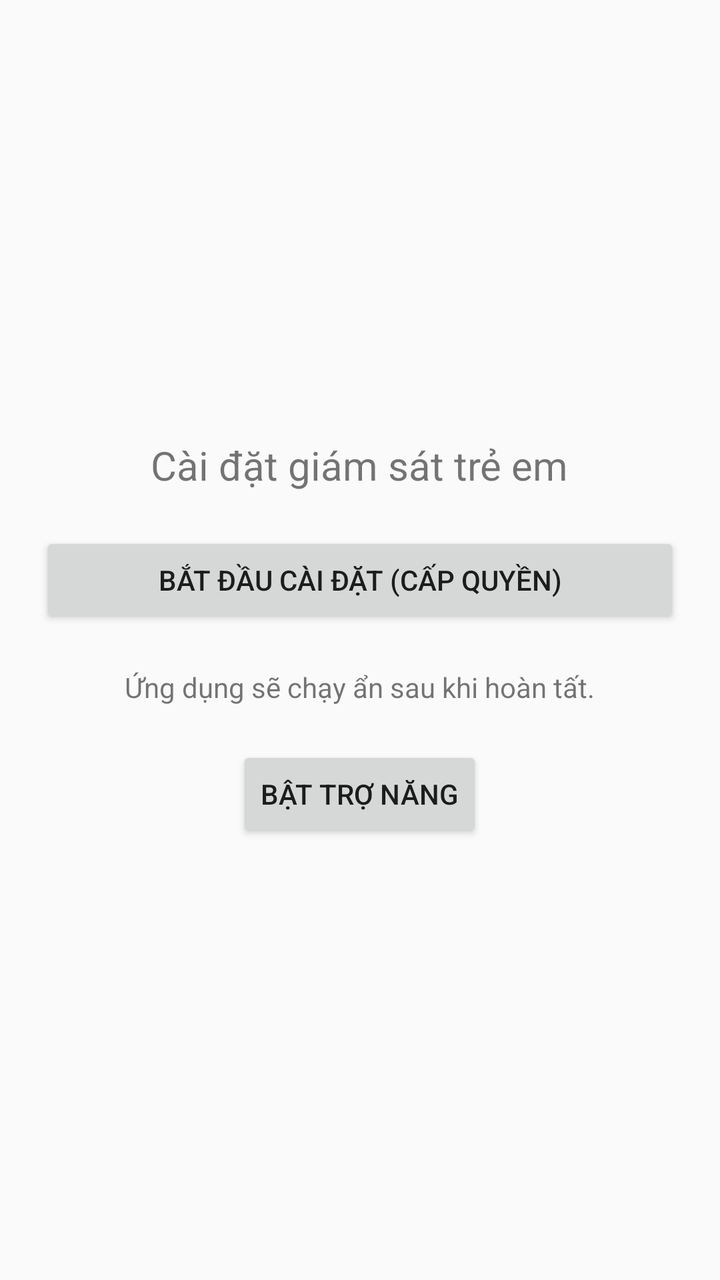
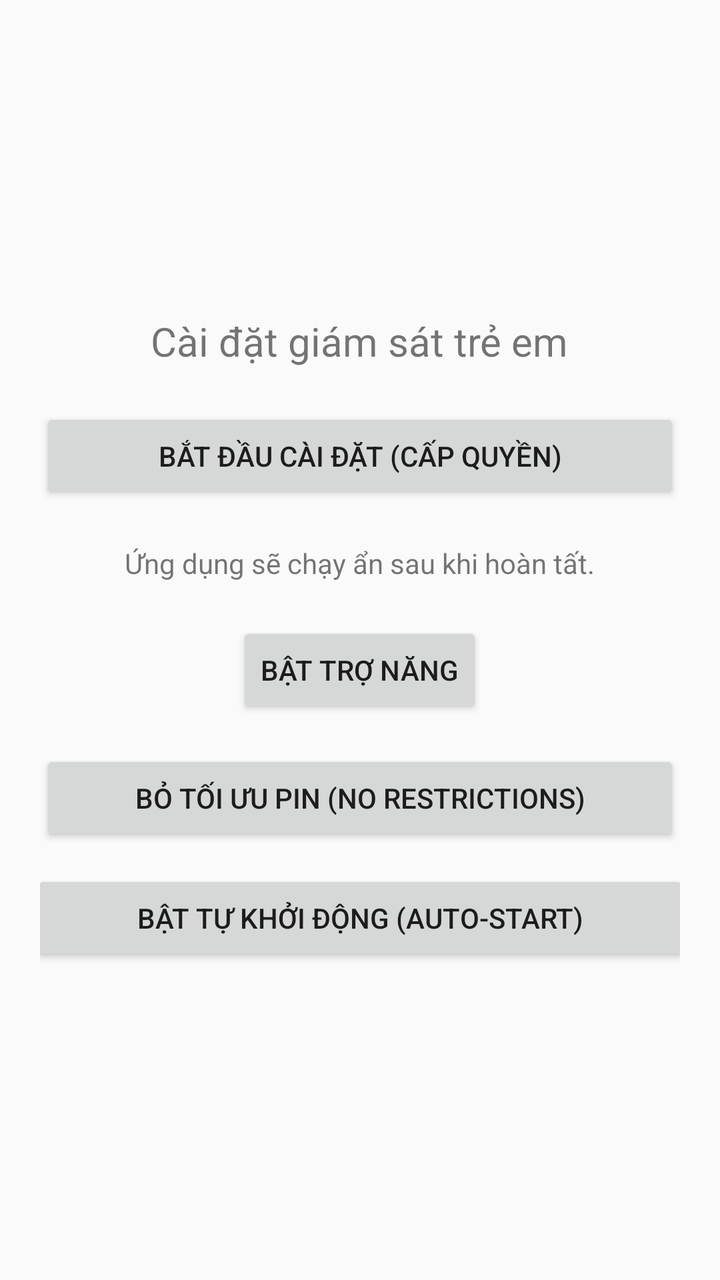

Screens rendered from an Android XML layout before and after an edit, with the pre-edit source and the edit as a unified diff.
<!-- AndroidManifest.xml: application theme Theme.ChildMonitoringApp -->
<!-- res/layout/activity_setup.xml -->
<?xml version="1.0" encoding="utf-8"?>
<LinearLayout xmlns:android="http://schemas.android.com/apk/res/android"
    android:layout_width="match_parent"
    android:layout_height="match_parent"
    android:orientation="vertical"
    android:padding="20dp"
    android:gravity="center">

    <TextView
        android:layout_width="wrap_content"
        android:layout_height="wrap_content"
        android:text="Cài đặt giám sát trẻ em"
        android:textSize="20sp"
        android:layout_marginBottom="20dp" />

    <Button
        android:id="@+id/btn_setup"
        android:layout_width="match_parent"
        android:layout_height="wrap_content"
        android:text="Bắt đầu cài đặt (Cấp quyền)" />

    <TextView
        android:layout_width="wrap_content"
        android:layout_height="wrap_content"
        android:text="Ứng dụng sẽ chạy ẩn sau khi hoàn tất."
        android:layout_marginTop="20dp" />
    <Button
        android:id="@+id/btn_open_accessibility"
        android:layout_width="wrap_content"
        android:layout_height="wrap_content"
        android:text="Bật Trợ năng"
        android:layout_marginTop="20dp"/>
</LinearLayout>
<!-- resources referenced by this layout -->
<resources>
  <style name="Theme.ChildMonitoringApp" parent="Theme.AppCompat.DayNight.NoActionBar">
          <item name="colorPrimary">@color/purple_500</item>
          <item name="colorPrimaryDark">@color/purple_700</item>
          <item name="colorAccent">@color/teal_200</item>
      </style>
  <color name="purple_500">#FF6200EE</color>
  <color name="purple_700">#FF3700B3</color>
  <color name="teal_200">#FF03DAC5</color>
</resources>

<!-- the commit's change to res/layout/activity_setup.xml (unified diff, before → after) -->
@@ -30,4 +30,19 @@
         android:layout_height="wrap_content"
         android:text="Bật Trợ năng"
         android:layout_marginTop="20dp"/>
+
+    <Button
+        android:id="@+id/btn_battery"
+        android:layout_width="match_parent"
+        android:layout_height="wrap_content"
+        android:text="Bỏ tối ưu pin (No restrictions)"
+        android:layout_marginTop="16dp" />
+
+    <Button
+        android:id="@+id/btn_autostart"
+        android:layout_width="329dp"
+        android:layout_height="wrap_content"
+        android:layout_marginTop="12dp"
+        android:text="Bật tự khởi động (Auto-start)" />
+
 </LinearLayout>
